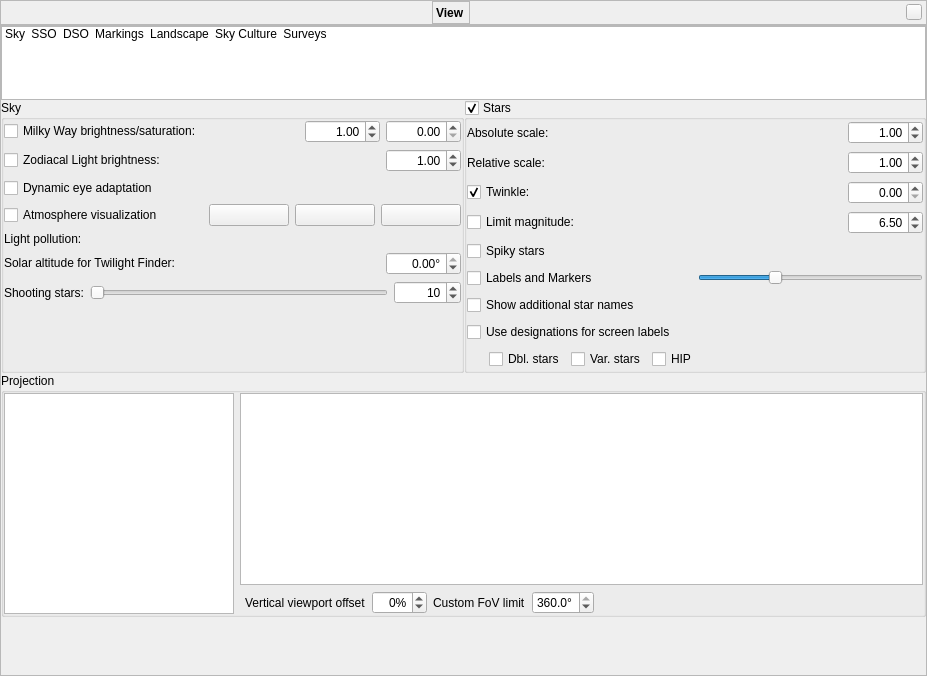
Old version of the form src/gui/viewDialog.ui in the repository Stellarium/stellarium.
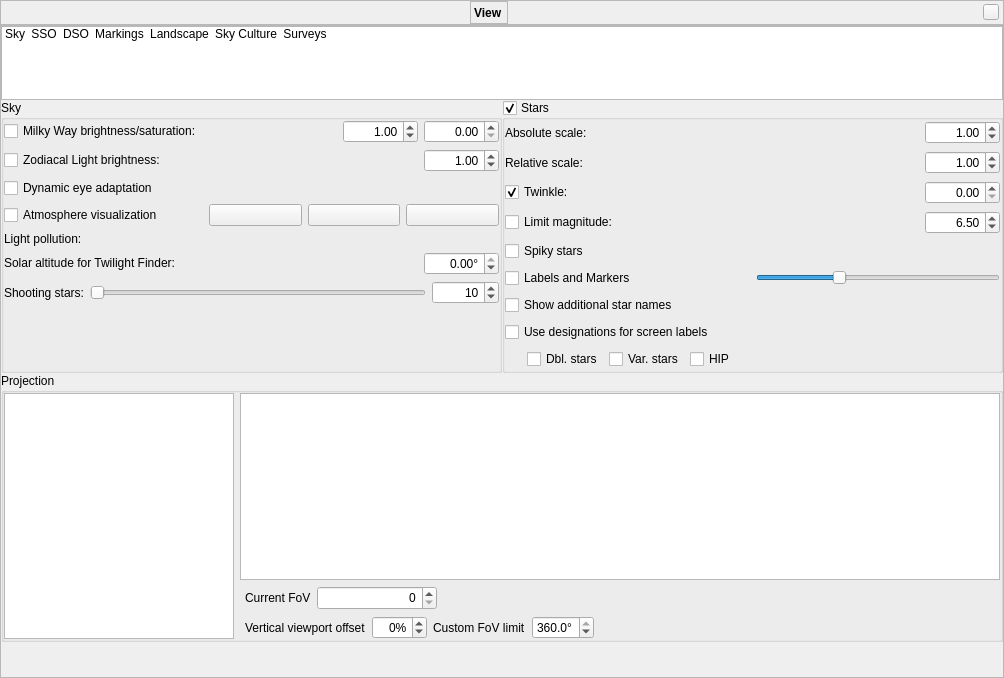
New version of the form. Icons and pictures are not drawn. Custom widgets are drawn as their Qt base class.

```diff
--- a/src/gui/viewDialog.ui
+++ b/src/gui/viewDialog.ui
@@ -6,8 +6,8 @@
    <rect>
     <x>0</x>
     <y>0</y>
-    <width>900</width>
-    <height>676</height>
+    <width>1004</width>
+    <height>678</height>
    </rect>
   </property>
   <property name="font">
@@ -1191,6 +1191,55 @@
                  </property>
                 </widget>
                </item>
+               <item>
+                <layout class="QHBoxLayout" name="horizontalLayout_12">
+                 <property name="leftMargin">
+                  <number>5</number>
+                 </property>
+                 <property name="topMargin">
+                  <number>0</number>
+                 </property>
+                 <item>
+                  <widget class="QLabel" name="currentFovLabel">
+                   <property name="text">
+                    <string>Current FoV</string>
+                   </property>
+                  </widget>
+                 </item>
+                 <item>
+                  <widget class="AngleSpinBox" name="currentFovSpinBox">
+                   <property name="sizePolicy">
+                    <sizepolicy hsizetype="Minimum" vsizetype="Fixed">
+                     <horstretch>0</horstretch>
+                     <verstretch>0</verstretch>
+                    </sizepolicy>
+                   </property>
+                   <property name="minimumSize">
+                    <size>
+                     <width>120</width>
+                     <height>24</height>
+                    </size>
+                   </property>
+                   <property name="alignment">
+                    <set>Qt::AlignRight|Qt::AlignTrailing|Qt::AlignVCenter</set>
+                   </property>
+                  </widget>
+                 </item>
+                 <item>
+                  <spacer name="horizontalSpacer_8">
+                   <property name="orientation">
+                    <enum>Qt::Horizontal</enum>
+                   </property>
+                   <property name="sizeHint" stdset="0">
+                    <size>
+                     <width>40</width>
+                     <height>20</height>
+                    </size>
+                   </property>
+                  </spacer>
+                 </item>
+                </layout>
+               </item>
                <item>
                 <layout class="QHBoxLayout" name="viewportOffsetHorizontalLayout">
                  <property name="leftMargin">
@@ -5491,6 +5540,11 @@
    <header>LightPollutionWidget.hpp</header>
    <container>1</container>
   </customwidget>
+  <customwidget>
+   <class>AngleSpinBox</class>
+   <extends>QSpinBox</extends>
+   <header>AngleSpinBox.hpp</header>
+  </customwidget>
  </customwidgets>
  <tabstops>
   <tabstop>page_sky</tabstop>
```
Left out of the diff: 7 changed lines with no effect on the pictures.
